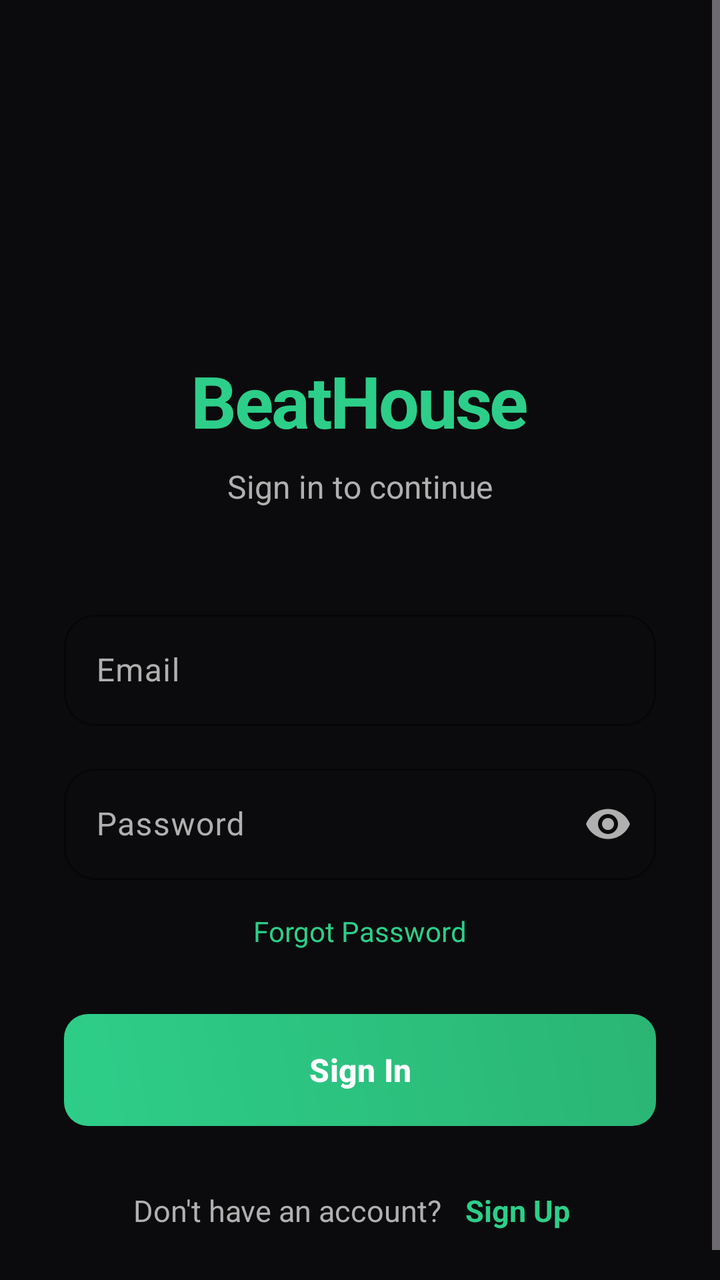
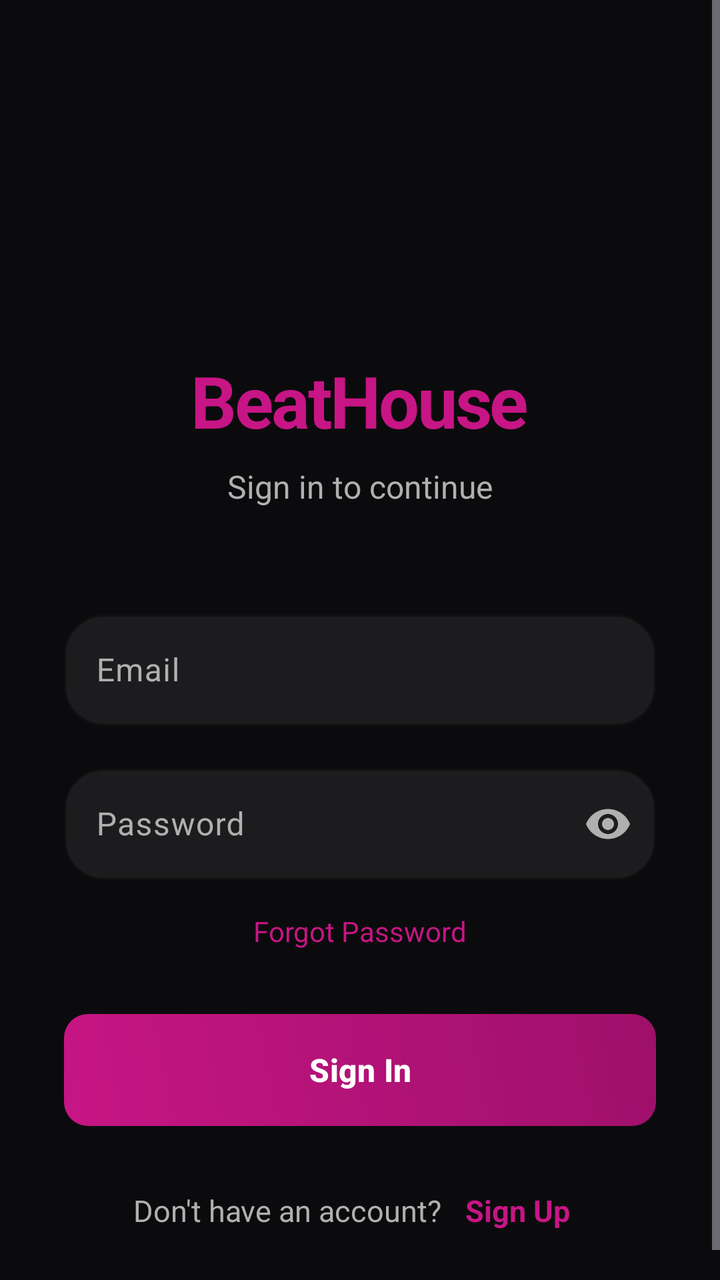

The first picture is an Android layout as it rendered before a commit; the second is the same layout after the commit. The layout source and the unified diff follow.
<!-- AndroidManifest.xml: activity theme Theme.BeatHouse.Splash -->
<!-- res/layout/activity_login.xml -->
<?xml version="1.0" encoding="utf-8"?>
<ScrollView xmlns:android="http://schemas.android.com/apk/res/android"
    xmlns:app="http://schemas.android.com/apk/res-auto"
    android:layout_width="match_parent"
    android:layout_height="match_parent"
    android:background="@color/background"
    android:fillViewport="true">

    <LinearLayout
        android:layout_width="match_parent"
        android:layout_height="wrap_content"
        android:orientation="vertical"
        android:padding="32dp"
        android:gravity="center_horizontal">

        
        <LinearLayout
            android:layout_width="match_parent"
            android:layout_height="wrap_content"
            android:orientation="vertical"
            android:gravity="center"
            android:layout_marginTop="48dp"
            android:layout_marginBottom="48dp">

            <ImageView
                android:layout_width="80dp"
                android:layout_height="80dp"
                android:src="@mipmap/ic_launcher"
                android:layout_marginBottom="16dp" />

            <TextView
                android:layout_width="wrap_content"
                android:layout_height="wrap_content"
                android:text="BeatHouse"
                android:textSize="36sp"
                android:textStyle="bold"
                android:textColor="@color/primary"
                android:letterSpacing="-0.03" />

            <TextView
                android:id="@+id/tvSubtitle"
                android:layout_width="wrap_content"
                android:layout_height="wrap_content"
                android:text="@string/sign_in_to_continue"
                android:textSize="16sp"
                android:textColor="@color/on_surface_variant"
                android:layout_marginTop="8dp" />
        </LinearLayout>

        
        <com.google.android.material.textfield.TextInputLayout
            android:id="@+id/emailLayout"
            android:layout_width="match_parent"
            android:layout_height="wrap_content"
            android:layout_marginBottom="16dp"
            app:boxBackgroundMode="outline"
            app:boxCornerRadiusTopStart="16dp"
            app:boxCornerRadiusTopEnd="16dp"
            app:boxCornerRadiusBottomStart="16dp"
            app:boxCornerRadiusBottomEnd="16dp"
            app:boxStrokeColor="@color/outline"
            app:hintTextColor="@color/primary"
            style="@style/Widget.Material3.TextInputLayout.OutlinedBox">

            <com.google.android.material.textfield.TextInputEditText
                android:id="@+id/etEmail"
                android:layout_width="match_parent"
                android:layout_height="wrap_content"
                android:hint="Email"
                android:inputType="textEmailAddress"
                android:textColor="@color/on_surface"
                android:textSize="16sp" />
        </com.google.android.material.textfield.TextInputLayout>

        <com.google.android.material.textfield.TextInputLayout
            android:id="@+id/usernameLayout"
            android:layout_width="match_parent"
            android:layout_height="wrap_content"
            android:layout_marginBottom="16dp"
            android:visibility="gone"
            app:boxBackgroundMode="outline"
            app:boxCornerRadiusTopStart="16dp"
            app:boxCornerRadiusTopEnd="16dp"
            app:boxCornerRadiusBottomStart="16dp"
            app:boxCornerRadiusBottomEnd="16dp"
            app:boxStrokeColor="@color/outline"
            style="@style/Widget.Material3.TextInputLayout.OutlinedBox">

            <com.google.android.material.textfield.TextInputEditText
                android:id="@+id/etUsername"
                android:layout_width="match_parent"
                android:layout_height="wrap_content"
                android:hint="Username"
                android:inputType="text"
                android:textColor="@color/on_surface"
                android:textSize="16sp" />
        </com.google.android.material.textfield.TextInputLayout>

        <com.google.android.material.textfield.TextInputLayout
            android:id="@+id/passwordLayout"
            android:layout_width="match_parent"
            android:layout_height="wrap_content"
            android:layout_marginBottom="8dp"
            app:boxBackgroundMode="outline"
            app:boxCornerRadiusTopStart="16dp"
            app:boxCornerRadiusTopEnd="16dp"
            app:boxCornerRadiusBottomStart="16dp"
            app:boxCornerRadiusBottomEnd="16dp"
            app:boxStrokeColor="@color/outline"
            app:endIconMode="password_toggle"
            app:endIconTint="@color/on_surface_variant"
            style="@style/Widget.Material3.TextInputLayout.OutlinedBox">

            <com.google.android.material.textfield.TextInputEditText
                android:id="@+id/etPassword"
                android:layout_width="match_parent"
                android:layout_height="wrap_content"
                android:hint="Password"
                android:inputType="textPassword"
                android:textColor="@color/on_surface"
                android:textSize="16sp" />
        </com.google.android.material.textfield.TextInputLayout>

        <TextView
            android:id="@+id/forgotPassword"
            android:layout_width="wrap_content"
            android:layout_height="wrap_content"
            android:text="@string/forgot_password"
            android:textColor="@color/primary"
            android:textSize="14sp"
            android:layout_gravity="center_horizontal"
            android:layout_marginBottom="24dp"
            android:padding="8dp"
            android:background="?attr/selectableItemBackgroundBorderless" />

        
        <com.google.android.material.card.MaterialCardView
            android:id="@+id/roleCard"
            android:layout_width="match_parent"
            android:layout_height="wrap_content"
            android:layout_marginBottom="24dp"
            android:visibility="gone"
            app:cardCornerRadius="16dp"
            app:cardElevation="0dp"
            app:cardBackgroundColor="@color/surface_container"
            app:strokeWidth="1dp"
            app:strokeColor="@color/outline">

            <RadioGroup
                android:id="@+id/roleSelector"
                android:layout_width="match_parent"
                android:layout_height="wrap_content"
                android:orientation="horizontal"
                android:padding="6dp">

                <RadioButton
                    android:id="@+id/rbBuyer"
                    android:layout_width="0dp"
                    android:layout_height="48dp"
                    android:layout_weight="1"
                    android:text="@string/role_buyer"
                    android:button="@null"
                    android:gravity="center"
                    android:background="@drawable/selector_role_tab"
                    android:textColor="@color/selector_role_text"
                    android:checked="true" />

                <RadioButton
                    android:id="@+id/rbSeller"
                    android:layout_width="0dp"
                    android:layout_height="48dp"
                    android:layout_weight="1"
                    android:text="@string/role_seller"
                    android:button="@null"
                    android:gravity="center"
                    android:background="@drawable/selector_role_tab"
                    android:textColor="@color/selector_role_text" />
            </RadioGroup>
        </com.google.android.material.card.MaterialCardView>

        <com.google.android.material.button.MaterialButton
            android:id="@+id/btnAction"
            android:layout_width="match_parent"
            android:layout_height="56dp"
            android:text="@string/sign_in"
            android:textSize="16sp"
            android:textStyle="bold"
            android:background="@drawable/bg_primary_gradient"
            app:backgroundTint="@null"
            app:cornerRadius="16dp"
            android:layout_marginBottom="24dp" />

        <ProgressBar
            android:id="@+id/progressBar"
            android:layout_width="32dp"
            android:layout_height="32dp"
            android:visibility="gone"
            android:layout_marginBottom="16dp"
            android:indeterminateTint="@color/primary" />

        <LinearLayout
            android:layout_width="wrap_content"
            android:layout_height="wrap_content"
            android:orientation="horizontal"
            android:gravity="center">

            <TextView
                android:id="@+id/switchMode"
                android:layout_width="wrap_content"
                android:layout_height="wrap_content"
                android:text="@string/dont_have_account"
                android:textColor="@color/on_surface_variant"
                android:textSize="15sp" />

            <TextView
                android:id="@+id/tvSwitchAction"
                android:layout_width="wrap_content"
                android:layout_height="wrap_content"
                android:text=" Sign Up"
                android:textColor="@color/primary"
                android:textStyle="bold"
                android:textSize="15sp"
                android:padding="8dp"
                android:background="?attr/selectableItemBackgroundBorderless" />
        </LinearLayout>

    </LinearLayout>
</ScrollView>
<!-- resources referenced by this layout -->
<resources>
  <color name="background">#0B0B0D</color>
  <color name="on_surface">#FFFFFF</color>
  <color name="on_surface_variant">#B0B0B0</color>
  <color name="outline">#1C1C1E</color>
  <color name="primary">#2DCE89</color>
  <color name="surface_container">#1C1C1E</color>
  <!-- drawable bg_primary_gradient (drawable) -->
  <?xml version="1.0" encoding="utf-8"?>
  <shape xmlns:android="http://schemas.android.com/apk/res/android"
      android:shape="rectangle">
      <gradient
          android:startColor="#2DCE89"
          android:endColor="#2BB574"
          android:angle="45" />
      <corners android:radius="12dp" />
  </shape>
  <string name="forgot_password">Forgot Password</string>
  <string name="role_buyer">🎵 Buyer</string>
  <string name="role_seller">🎹 Seller</string>
  <string name="sign_in">Sign In</string>
  <string name="sign_in_to_continue">Sign in to continue</string>
  <color name="primary_container">#004D40</color>
  <color name="ic_launcher_background">#070604</color>
  <color name="on_primary">#FFFFFF</color>
  <color name="secondary">#8E8E93</color>
  <color name="secondary_container">#1C1C1E</color>
  <color name="on_secondary">#FFFFFF</color>
  <color name="error">#FF453A</color>
  <color name="error_container">#330000</color>
  <color name="surface">#121214</color>
  <color name="surface_variant">#1A1A1C</color>
  <style name="Widget.BeatHouse.Button" parent="Widget.Material3.Button">
          <item name="android:textSize">16sp</item>
          <item name="android:textStyle">bold</item>
          <item name="cornerRadius">12dp</item>
          <item name="iconGravity">textStart</item>
          <item name="iconPadding">8dp</item>
          <item name="android:insetTop">4dp</item>
          <item name="android:insetBottom">4dp</item>
          <item name="backgroundTint">@color/primary</item>
          <item name="android:textColor">@color/on_primary</item>
      </style>
  <style name="Widget.BeatHouse.Card" parent="Widget.Material3.CardView.Elevated">
          <item name="cardCornerRadius">16dp</item>
          <item name="cardElevation">0dp</item>
          <item name="strokeColor">@color/outline</item>
          <item name="strokeWidth">1dp</item>
          <item name="cardBackgroundColor">@color/surface_container</item>
      </style>
  <style name="Widget.BeatHouse.BottomNavigation" parent="Widget.Material3.BottomNavigationView">
          <item name="itemIconTint">@color/bottom_nav_icon_tint</item>
          <item name="itemTextColor">@color/bottom_nav_text_tint</item>
          <item name="itemBackground">@color/surface</item>
          <item name="android:background">@color/surface</item>
          <item name="elevation">0dp</item>
          <item name="itemPaddingTop">12dp</item>
          <item name="itemPaddingBottom">12dp</item>
      </style>
  <style name="Widget.BeatHouse.Chip" parent="Widget.Material3.Chip.Filter">
          <item name="chipCornerRadius">12dp</item>
          <item name="chipStrokeColor">@color/outline</item>
          <item name="chipStrokeWidth">1dp</item>
          <item name="android:textColor">@color/on_surface_variant</item>
          <item name="chipBackgroundColor">@color/surface_container</item>
          <item name="checkedIconTint">@color/primary</item>
          <item name="android:textSize">14sp</item>
      </style>
  <!-- unchanged entries left out for length: 7 -->
</resources>

<!-- the commit's change to res/layout/activity_login.xml (unified diff, before → after) -->
@@ -53,14 +53,9 @@
             android:layout_width="match_parent"
             android:layout_height="wrap_content"
             android:layout_marginBottom="16dp"
-            app:boxBackgroundMode="outline"
-            app:boxCornerRadiusTopStart="16dp"
-            app:boxCornerRadiusTopEnd="16dp"
-            app:boxCornerRadiusBottomStart="16dp"
-            app:boxCornerRadiusBottomEnd="16dp"
             app:boxStrokeColor="@color/outline"
             app:hintTextColor="@color/primary"
-            style="@style/Widget.Material3.TextInputLayout.OutlinedBox">
+            style="@style/Widget.BeatHouse.TextInputLayout.OutlinedBox">
 
             <com.google.android.material.textfield.TextInputEditText
                 android:id="@+id/etEmail"
@@ -78,13 +73,8 @@
             android:layout_height="wrap_content"
             android:layout_marginBottom="16dp"
             android:visibility="gone"
-            app:boxBackgroundMode="outline"
-            app:boxCornerRadiusTopStart="16dp"
-            app:boxCornerRadiusTopEnd="16dp"
-            app:boxCornerRadiusBottomStart="16dp"
-            app:boxCornerRadiusBottomEnd="16dp"
             app:boxStrokeColor="@color/outline"
-            style="@style/Widget.Material3.TextInputLayout.OutlinedBox">
+            style="@style/Widget.BeatHouse.TextInputLayout.OutlinedBox">
 
             <com.google.android.material.textfield.TextInputEditText
                 android:id="@+id/etUsername"
@@ -101,15 +91,10 @@
             android:layout_width="match_parent"
             android:layout_height="wrap_content"
             android:layout_marginBottom="8dp"
-            app:boxBackgroundMode="outline"
-            app:boxCornerRadiusTopStart="16dp"
-            app:boxCornerRadiusTopEnd="16dp"
-            app:boxCornerRadiusBottomStart="16dp"
-            app:boxCornerRadiusBottomEnd="16dp"
             app:boxStrokeColor="@color/outline"
             app:endIconMode="password_toggle"
             app:endIconTint="@color/on_surface_variant"
-            style="@style/Widget.Material3.TextInputLayout.OutlinedBox">
+            style="@style/Widget.BeatHouse.TextInputLayout.OutlinedBox">
 
             <com.google.android.material.textfield.TextInputEditText
                 android:id="@+id/etPassword"
@@ -140,7 +125,7 @@
             android:layout_height="wrap_content"
             android:layout_marginBottom="24dp"
             android:visibility="gone"
-            app:cardCornerRadius="16dp"
+            app:cardCornerRadius="32dp"
             app:cardElevation="0dp"
             app:cardBackgroundColor="@color/surface_container"
             app:strokeWidth="1dp"
@@ -187,7 +172,7 @@
             android:textStyle="bold"
             android:background="@drawable/bg_primary_gradient"
             app:backgroundTint="@null"
-            app:cornerRadius="16dp"
+            app:cornerRadius="24dp"
             android:layout_marginBottom="24dp" />
 
         <ProgressBar
<!-- resource entries referenced after the edit -->
@@ -4,15 +4,15 @@
   <color name="on_surface">#FFFFFF</color>
   <color name="on_surface_variant">#B0B0B0</color>
   <color name="outline">#1C1C1E</color>
-  <color name="primary">#2DCE89</color>
+  <color name="primary">#C71585</color>
   <color name="surface_container">#1C1C1E</color>
   <!-- drawable bg_primary_gradient (drawable) -->
   <?xml version="1.0" encoding="utf-8"?>
   <shape xmlns:android="http://schemas.android.com/apk/res/android"
       android:shape="rectangle">
       <gradient
-          android:startColor="#2DCE89"
-          android:endColor="#2BB574"
+          android:startColor="#C71585"
+          android:endColor="#9E106A"
           android:angle="45" />
       <corners android:radius="12dp" />
   </shape>
@@ -21,7 +21,17 @@
   <string name="role_seller">🎹 Seller</string>
   <string name="sign_in">Sign In</string>
   <string name="sign_in_to_continue">Sign in to continue</string>
-  <color name="primary_container">#004D40</color>
+  <style name="Widget.BeatHouse.TextInputLayout.OutlinedBox" parent="Widget.Material3.TextInputLayout.OutlinedBox">
+          <item name="boxCornerRadiusTopStart">20dp</item>
+          <item name="boxCornerRadiusTopEnd">20dp</item>
+          <item name="boxCornerRadiusBottomStart">20dp</item>
+          <item name="boxCornerRadiusBottomEnd">20dp</item>
+          <item name="boxStrokeColor">@color/outline</item>
+          <item name="hintTextColor">@color/primary</item>
+          <item name="android:textColorHint">@color/on_surface_variant</item>
+          <item name="boxBackgroundColor">@color/surface_container</item>
+      </style>
+  <color name="primary_container">#4D0033</color>
   <color name="ic_launcher_background">#070604</color>
   <color name="on_primary">#FFFFFF</color>
   <color name="secondary">#8E8E93</color>
@@ -34,7 +44,7 @@
   <style name="Widget.BeatHouse.Button" parent="Widget.Material3.Button">
           <item name="android:textSize">16sp</item>
           <item name="android:textStyle">bold</item>
-          <item name="cornerRadius">12dp</item>
+          <item name="cornerRadius">24dp</item>
           <item name="iconGravity">textStart</item>
           <item name="iconPadding">8dp</item>
           <item name="android:insetTop">4dp</item>
@@ -43,7 +53,7 @@
           <item name="android:textColor">@color/on_primary</item>
       </style>
   <style name="Widget.BeatHouse.Card" parent="Widget.Material3.CardView.Elevated">
-          <item name="cardCornerRadius">16dp</item>
+          <item name="cardCornerRadius">28dp</item>
           <item name="cardElevation">0dp</item>
           <item name="strokeColor">@color/outline</item>
           <item name="strokeWidth">1dp</item>
@@ -52,14 +62,15 @@
   <style name="Widget.BeatHouse.BottomNavigation" parent="Widget.Material3.BottomNavigationView">
           <item name="itemIconTint">@color/bottom_nav_icon_tint</item>
           <item name="itemTextColor">@color/bottom_nav_text_tint</item>
-          <item name="itemBackground">@color/surface</item>
-          <item name="android:background">@color/surface</item>
+          <item name="itemBackground">@android:color/transparent</item>
+          <item name="android:background">@android:color/transparent</item>
           <item name="elevation">0dp</item>
           <item name="itemPaddingTop">12dp</item>
           <item name="itemPaddingBottom">12dp</item>
+          <item name="labelVisibilityMode">unlabeled</item>
       </style>
   <style name="Widget.BeatHouse.Chip" parent="Widget.Material3.Chip.Filter">
-          <item name="chipCornerRadius">12dp</item>
+          <item name="chipCornerRadius">20dp</item>
           <item name="chipStrokeColor">@color/outline</item>
           <item name="chipStrokeWidth">1dp</item>
           <item name="android:textColor">@color/on_surface_variant</item>
